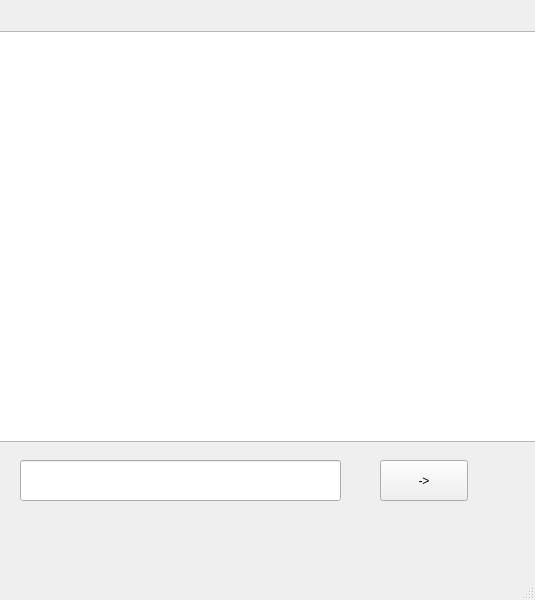
The window that Client/mainwindow.ui (vitaliy2005/Message) describes before a commit, drawn with Qt 5.
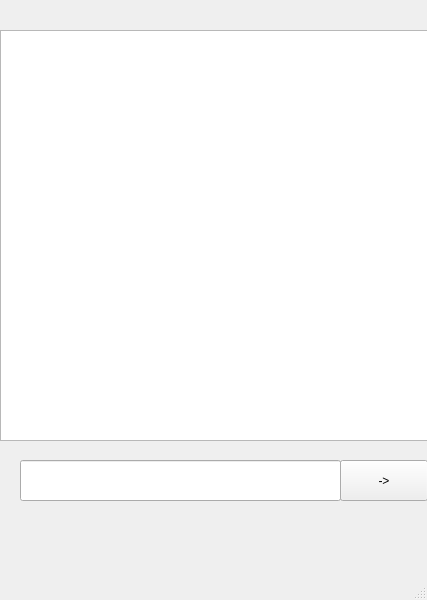
The same window after the commit.

```diff
--- a/Client/mainwindow.ui
+++ b/Client/mainwindow.ui
@@ -6,7 +6,7 @@
    <rect>
     <x>0</x>
     <y>0</y>
-    <width>535</width>
+    <width>427</width>
     <height>600</height>
    </rect>
   </property>
@@ -17,7 +17,7 @@
    <widget class="QPushButton" name="pushButton">
     <property name="geometry">
      <rect>
-      <x>380</x>
+      <x>340</x>
       <y>460</y>
       <width>88</width>
       <height>41</height>
@@ -40,9 +40,9 @@
    <widget class="QTextBrowser" name="textBrowser">
     <property name="geometry">
      <rect>
-      <x>-5</x>
-      <y>31</y>
-      <width>541</width>
+      <x>0</x>
+      <y>30</y>
+      <width>431</width>
       <height>411</height>
      </rect>
     </property>
```
Left out of the diff: 2 changed lines with no effect on the pictures.
